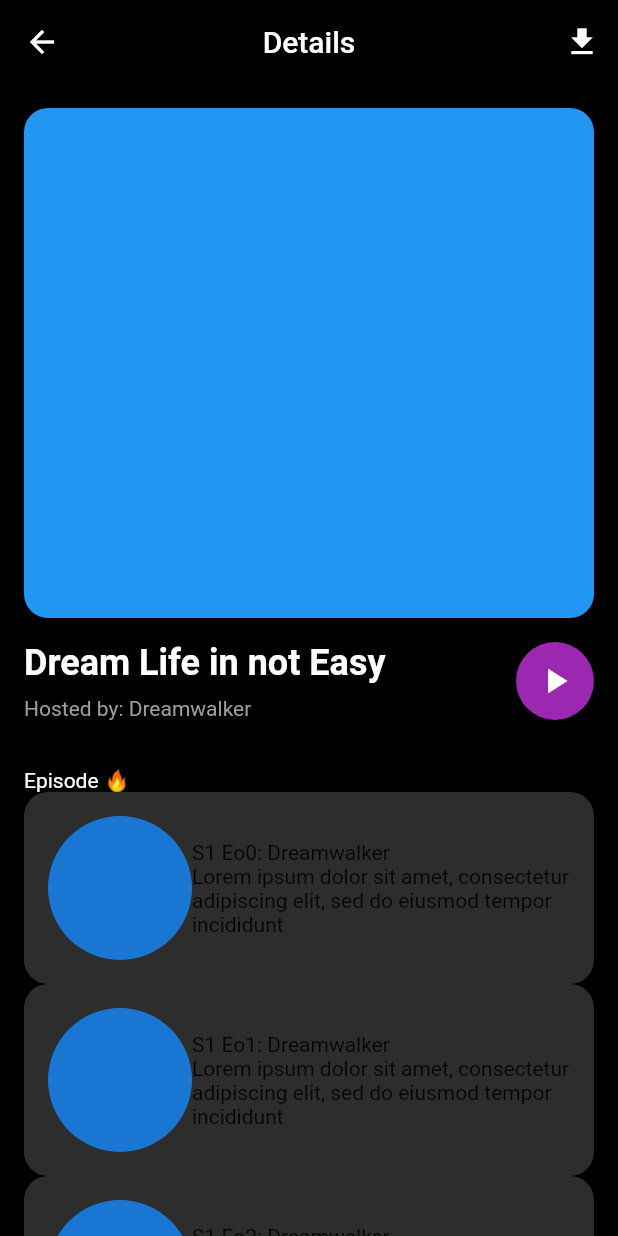
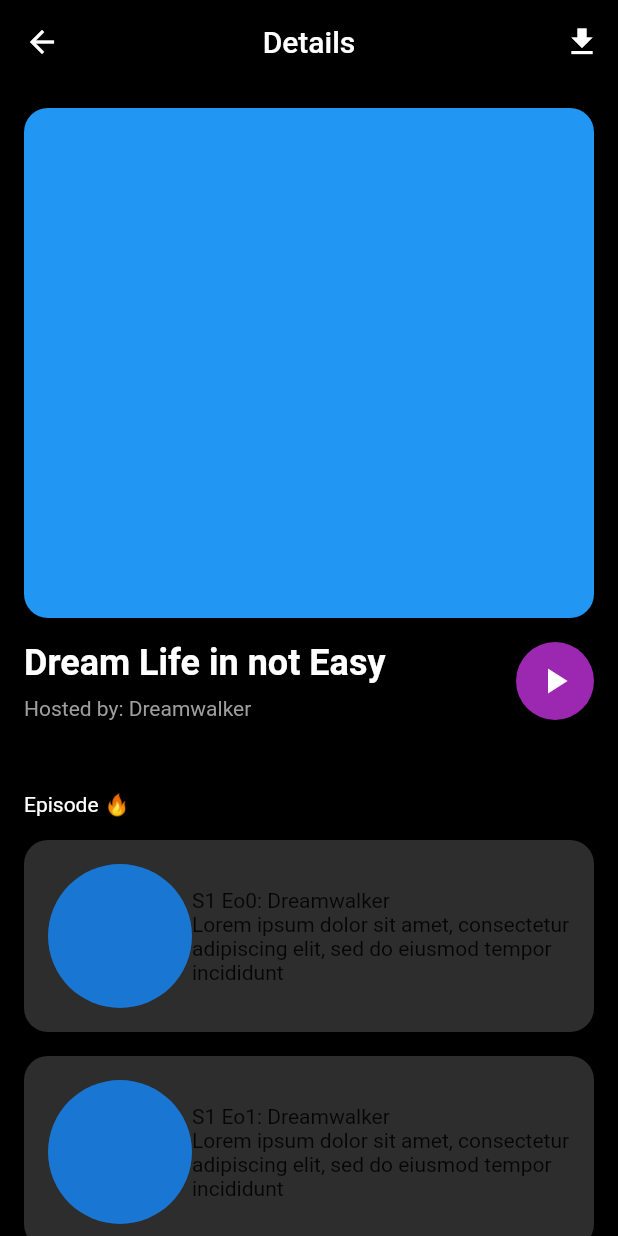
Before and after one commit to JAICHANGPARK/flutter_notebook_chapter_29, a Flutter app: the AudioPodcastsDetailPage screen opened directly, on a phone screen of 412 x 824 dp. Run offline on Flutter 3.47's test engine with Material 2 defaults, Android fonts, the phone set to English and light mode, and no system bars.

Commit message:
Update audio_podcasts_detail_page.dart

```diff
--- a/lib/ep1456_audio_podcasts_app/view/audio_podcasts_detail_page.dart
+++ b/lib/ep1456_audio_podcasts_app/view/audio_podcasts_detail_page.dart
@@ -80,10 +80,13 @@ class _AudioPodcastsDetailPageState extends State<AudioPodcastsDetailPage> {
               const SizedBox(
                 height: 16,
               ),
-              const Text(
-                "Episode 🔥",
-                style: TextStyle(
-                  color: Colors.white,
+              Padding(
+                padding: const EdgeInsets.symmetric(vertical: 16),
+                child: const Text(
+                  "Episode 🔥",
+                  style: TextStyle(
+                    color: Colors.white,
+                  ),
                 ),
               ),
               Column(
@@ -95,6 +98,7 @@ class _AudioPodcastsDetailPageState extends State<AudioPodcastsDetailPage> {
                       borderRadius: BorderRadius.circular(16),
                     ),
                     padding: EdgeInsets.all(16),
+                    margin:EdgeInsets.only(bottom: 16),
                     child: Row(
                       children: [
                         CircleAvatar(
```
